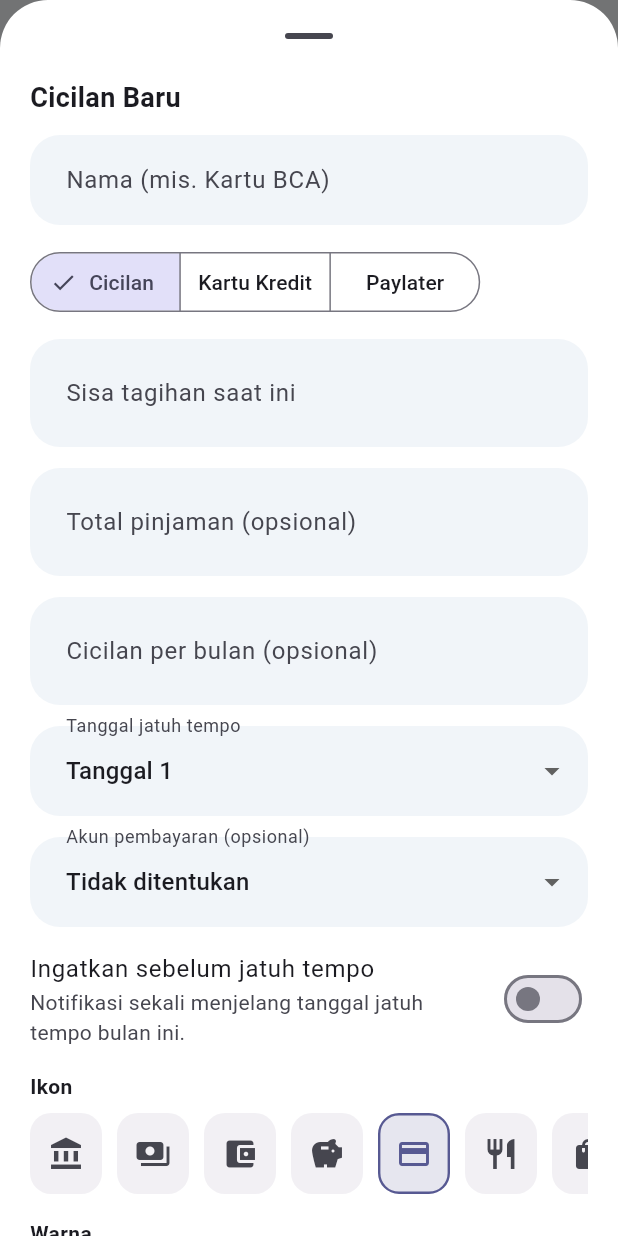
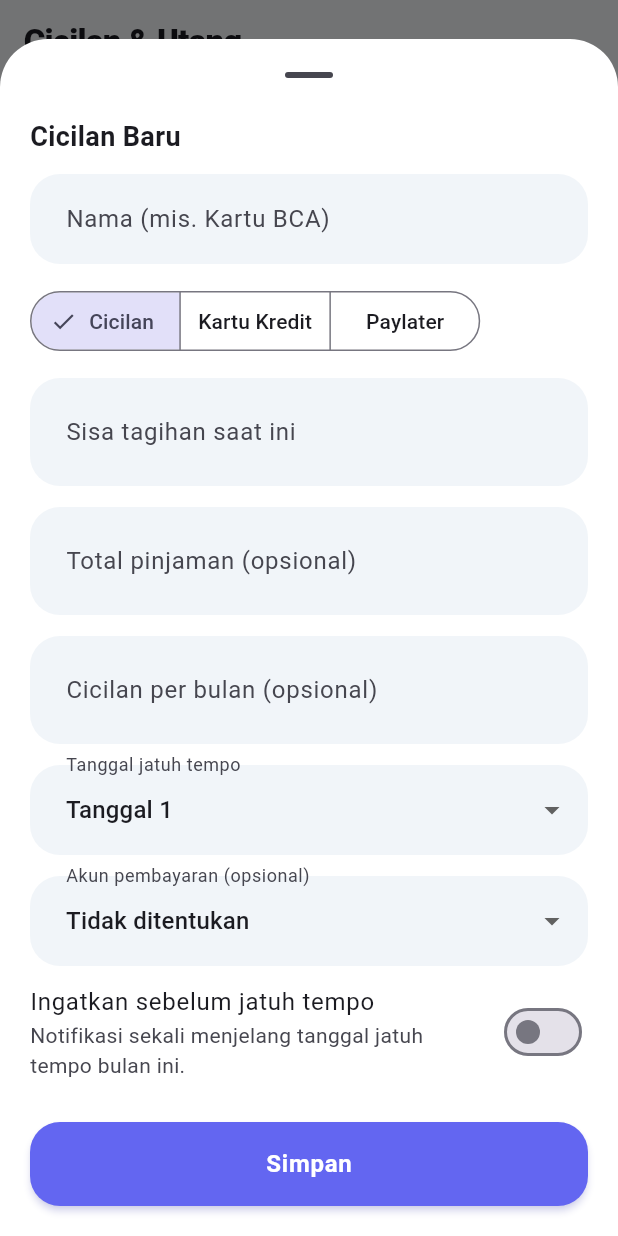
Before and after one commit to fauzanafif/DUITKU, a Flutter app: the DebtsScreen screen opened by its route, after a tap on "Tambah Cicilan", on a phone screen of 412 x 824 dp. Run offline on Flutter 3.47's test engine with Material 3 defaults, Android fonts, the phone set to English and light mode, and no system bars; our stand-ins replace fl_chart, flutter_local_notifications, flutter_riverpod, go_router, hive_ce_flutter, image_picker and 3 more; accounts and stored records are empty.

```diff
--- a/lib/core/constants/app_defaults.dart
+++ b/lib/core/constants/app_defaults.dart
@@ -2,6 +2,7 @@ import 'package:flutter/material.dart';
 
 import 'package:duitku/data/models/account.dart';
 import 'package:duitku/data/models/category.dart';
+import 'package:duitku/data/models/debt.dart';
 
 class DefaultCategorySeed {
   const DefaultCategorySeed(this.name, this.kind, this.icon, this.color);
@@ -62,6 +63,18 @@ class AppDefaults {
     AccountType.allowance: Icons.child_care,
   };
 
+  static const Map<DebtType, IconData> debtTypeIcons = {
+    DebtType.installment: Icons.local_shipping_outlined,
+    DebtType.creditCard: Icons.credit_card,
+    DebtType.paylater: Icons.shopping_bag_outlined,
+  };
+
+  static const Map<DebtType, Color> debtTypeColors = {
+    DebtType.installment: Color(0xFF2563EB),
+    DebtType.creditCard: Color(0xFF9333EA),
+    DebtType.paylater: Color(0xFFEA580C),
+  };
+
   static const List<Color> palette = [
     Color(0xFF2563EB),
     Color(0xFF16A34A),
--- a/lib/features/dashboard/dashboard_screen.dart
+++ b/lib/features/dashboard/dashboard_screen.dart
@@ -80,8 +80,10 @@ class DashboardScreen extends ConsumerWidget {
                     currencyCode: ref.settings.currencyCode,
                     onPickMonth: () => _pickMonth(context, ref, month),
                   ),
-                  const SizedBox(height: 16),
-                  _HealthScoreCard(score: healthScore),
+                  if (income > 0 || expense > 0) ...[
+                    const SizedBox(height: 16),
+                    _HealthScoreCard(score: healthScore),
+                  ],
                   if (activeDebts.isNotEmpty || dueRecurring.isNotEmpty) ...[
                     const SizedBox(height: 16),
                     _RemindersCard(
--- a/lib/features/debts/debts_screen.dart
+++ b/lib/features/debts/debts_screen.dart
@@ -10,7 +10,6 @@ import 'package:duitku/core/theme/app_theme.dart';
 import 'package:duitku/core/utils/formatters.dart';
 import 'package:duitku/data/models/debt.dart';
 import 'package:duitku/widgets/amount_field.dart';
-import 'package:duitku/widgets/icon_color_picker.dart';
 import 'package:duitku/widgets/section_card.dart';
 import 'package:duitku/widgets/state_views.dart';
 
@@ -344,9 +343,6 @@ class _DebtEditorState extends ConsumerState<_DebtEditor> {
   late DebtType _type = widget.debt?.type ?? DebtType.installment;
   late int _dueDay = widget.debt?.dueDay ?? 1;
   late String? _accountId = widget.debt?.accountId;
-  late int _icon = widget.debt?.iconCodePoint ?? Icons.credit_card.codePoint;
-  late int _color =
-      widget.debt?.colorValue ?? AppDefaults.palette.first.toARGB32();
   late bool _reminderEnabled = widget.debt?.reminderEnabled ?? false;
 
   @override
@@ -459,7 +455,7 @@ class _DebtEditorState extends ConsumerState<_DebtEditor> {
                 ],
                 onChanged: (value) => setState(() => _accountId = value),
               ),
-              const SizedBox(height: 8),
+              const SizedBox(height: 4),
               SwitchListTile(
                 contentPadding: EdgeInsets.zero,
                 value: _reminderEnabled,
@@ -468,22 +464,7 @@ class _DebtEditorState extends ConsumerState<_DebtEditor> {
                     'Notifikasi sekali menjelang tanggal jatuh tempo bulan ini.'),
                 onChanged: (value) => setState(() => _reminderEnabled = value),
               ),
-              const SizedBox(height: 8),
-              const Text('Ikon', style: TextStyle(fontWeight: FontWeight.w600)),
-              const SizedBox(height: 8),
-              IconPickerRow(
-                selected: _icon,
-                onChanged: (value) => setState(() => _icon = value),
-              ),
-              const SizedBox(height: 16),
-              const Text('Warna',
-                  style: TextStyle(fontWeight: FontWeight.w600)),
-              const SizedBox(height: 8),
-              ColorPickerRow(
-                selected: _color,
-                onChanged: (value) => setState(() => _color = value),
-              ),
-              const SizedBox(height: 24),
+              const SizedBox(height: 20),
               FilledButton(onPressed: _submit, child: const Text('Simpan')),
             ],
           ),
@@ -504,6 +485,9 @@ class _DebtEditorState extends ConsumerState<_DebtEditor> {
         ? null
         : Formatters.parseAmount(_installmentController.text);
 
+    final icon = AppDefaults.debtTypeIcons[_type]!.codePoint;
+    final color = AppDefaults.debtTypeColors[_type]!.toARGB32();
+
     final existing = widget.debt;
     String debtId;
     if (existing == null) {
@@ -512,8 +496,8 @@ class _DebtEditorState extends ConsumerState<_DebtEditor> {
         type: _type,
         remainingAmount: remaining,
         dueDay: _dueDay,
-        colorValue: _color,
-        iconCodePoint: _icon,
+        colorValue: color,
+        iconCodePoint: icon,
         totalAmount: total,
         installmentAmount: installment,
         accountId: _accountId,
@@ -526,8 +510,8 @@ class _DebtEditorState extends ConsumerState<_DebtEditor> {
         type: _type,
         remainingAmount: remaining,
         dueDay: _dueDay,
-        colorValue: _color,
-        iconCodePoint: _icon,
+        colorValue: color,
+        iconCodePoint: icon,
         totalAmount: total,
         installmentAmount: installment,
         accountId: _accountId,
--- a/pubspec.yaml
+++ b/pubspec.yaml
@@ -49,6 +49,7 @@ dependencies:
   collection: ^1.19.1
   timezone: ^0.11.1
   pdf: ^3.11.1
+  image_picker: ^1.1.2
 
 dev_dependencies:
   flutter_test:
```
Also changed, not shown: lib/data/models/app_settings.dart (+13 -0 lines), lib/features/profile/profile_screen.dart (+131 -7 lines), pubspec.lock, 12 other files.
